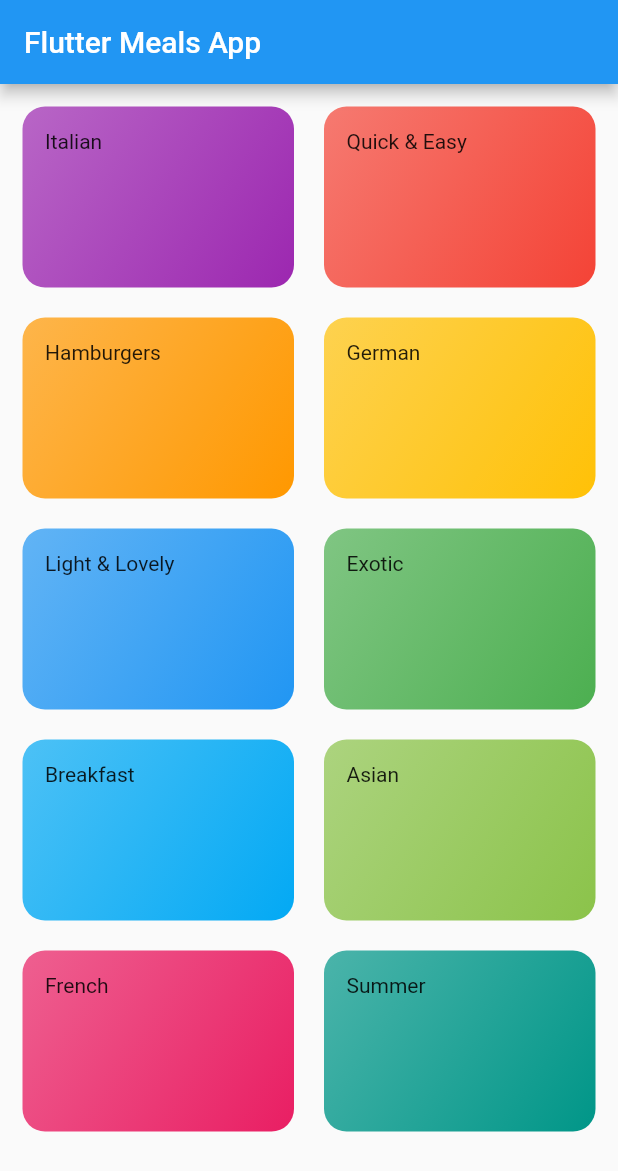
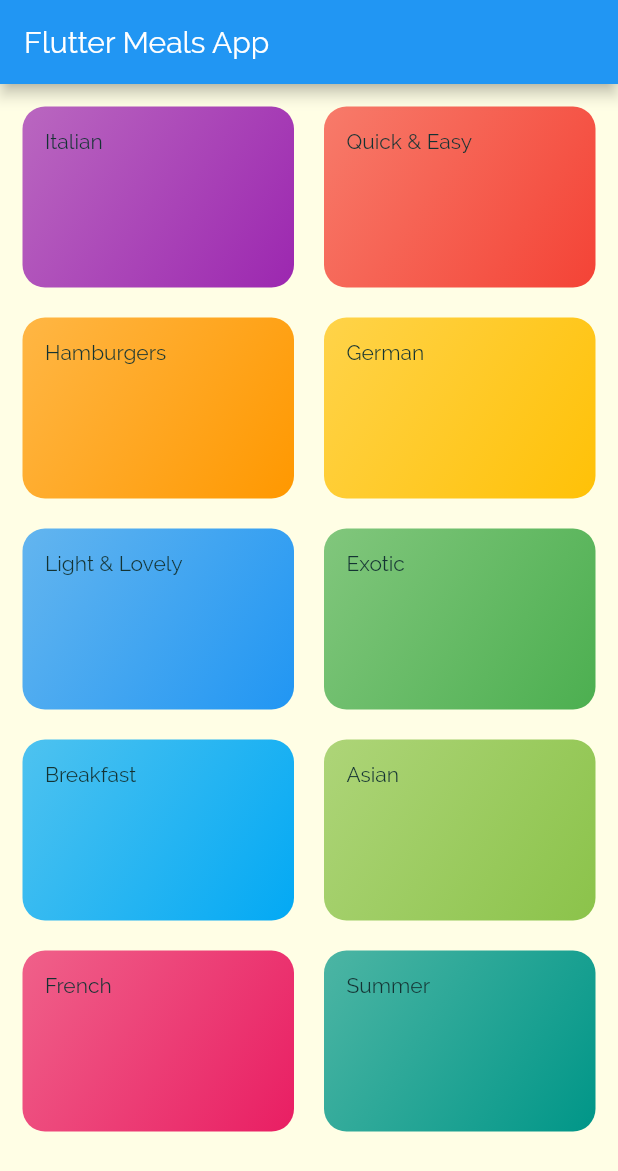
Before and after one commit to Jarkkohei/flutter_meals, a Flutter app: the screen it shows after launch, on a phone screen of 412 x 824 dp. Shown: the top 1171 px of the screen. Run offline on Flutter 3.47's test engine with Material 2 defaults, Android fonts, the phone set to English and light mode, and no system bars.

Commit message:
Set the overall Theme of the app

```diff
--- a/lib/main.dart
+++ b/lib/main.dart
@@ -11,6 +11,21 @@ class MyApp extends StatelessWidget {
       title: 'Flutter Meals App',
       theme: ThemeData(
         primarySwatch: Colors.blue,
+        accentColor: Colors.orange,
+        canvasColor: Color.fromRGBO(255, 254, 229, 1),
+        fontFamily: 'Raleway',
+        textTheme: ThemeData.light().textTheme.copyWith(
+              body1: TextStyle(
+                color: Color.fromRGBO(20, 51, 51, 1),
+              ),
+              body2: TextStyle(
+                color: Color.fromRGBO(20, 51, 51, 1),
+              ),
+              title: TextStyle(
+                fontSize: 24,
+                fontFamily: 'RobotoCondensed',
+              ),
+            ),
       ),
       home: CategoriesScreen(),
     );
```
